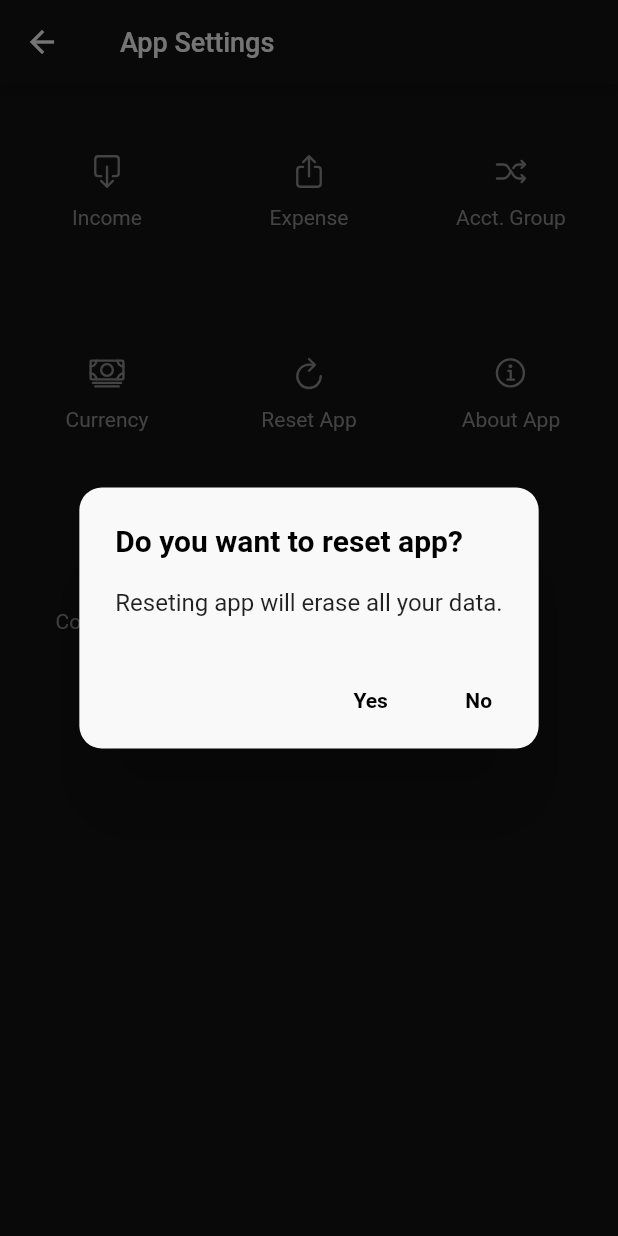
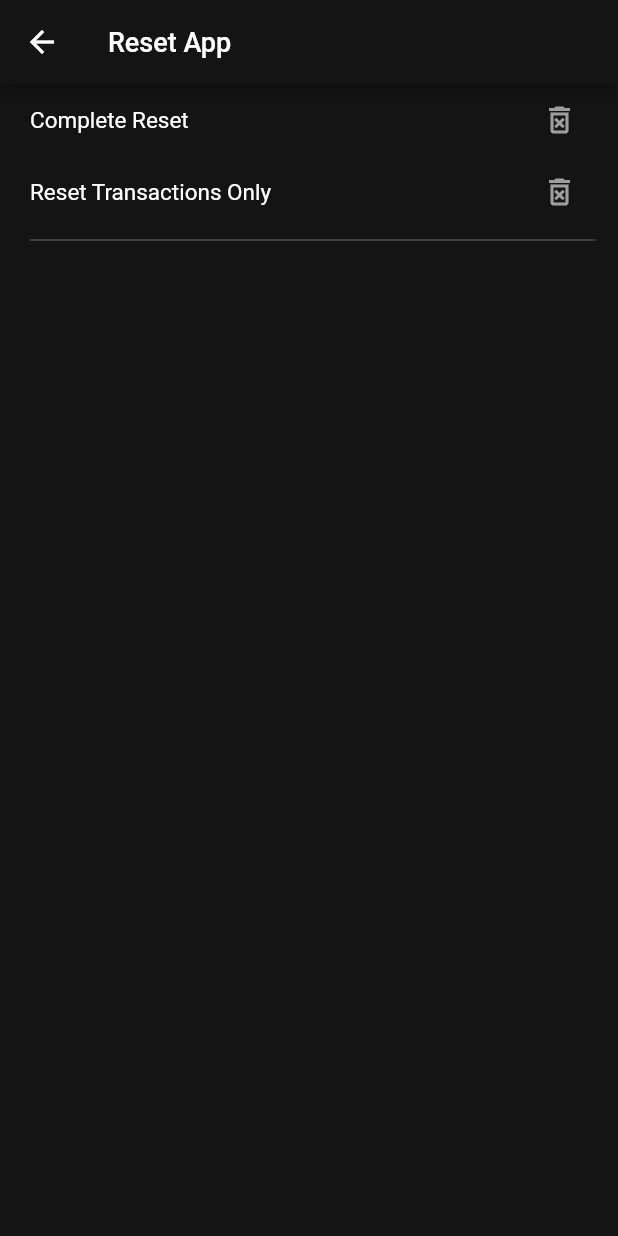
Before and after one commit to joyaljosephnote/Fin_Trackr, a Flutter app: the AppSettingsScreen screen opened directly, after a tap on "Reset App", on a phone screen of 412 x 824 dp. Run offline on Flutter 3.47's test engine with Material 2 defaults, Android fonts, the phone set to English and light mode, and no system bars; our stand-ins replace flutter_spinkit, google_fonts, hive_flutter, image_picker, ionicons, lottie and 5 more; missing offline and left inert: clipboard, currency_picker; accounts and stored records are empty; project files that could hold a hidden picture were left out.

Commit message:
added the a complete reset and transaction only delte option in reset app settingd page

```diff
--- a/lib/screens/app_settings_screen/app_settings_screen.dart
+++ b/lib/screens/app_settings_screen/app_settings_screen.dart
@@ -1,21 +1,15 @@
 import 'package:fin_trackr/constant/constant.dart';
-import 'package:fin_trackr/db/functions/category_functions.dart';
-import 'package:fin_trackr/db/functions/transaction_function.dart';
 import 'package:fin_trackr/details/about_app/about_app.dart';
-import 'package:fin_trackr/models/category/category_model_db.dart';
-import 'package:fin_trackr/models/transactions/transaction_model_db.dart';
 import 'package:fin_trackr/screens/app_settings_screen/account_group_settings/account_group.dart';
 import 'package:fin_trackr/screens/app_settings_screen/contact_us.dart';
 import 'package:fin_trackr/screens/app_settings_screen/currency_selector/currency_selector.dart';
 import 'package:fin_trackr/screens/app_settings_screen/expense_category_settings/expense_category_list_view.dart';
 import 'package:fin_trackr/screens/app_settings_screen/income_category_settings/income_category_list_view.dart';
-import 'package:fin_trackr/screens/welcome_screen/welcome_screen1.dart';
 import 'package:flutter/material.dart';
-import 'package:hive/hive.dart';
 import 'package:ionicons/ionicons.dart';
 import 'dart:math' as math;
 
-import 'package:shared_preferences/shared_preferences.dart';
+import 'reset_app_settings/reset_app_settings.dart';
 
 class AppSettingsScreen extends StatelessWidget {
   const AppSettingsScreen({super.key});
@@ -236,7 +230,12 @@ class AppSettingsScreen extends StatelessWidget {
                 InkWell(
                   splashFactory: NoSplash.splashFactory,
                   onTap: () {
-                    resetApp(context);
+                    Navigator.push(
+                      context,
+                      MaterialPageRoute(
+                        builder: (context) => const ResetAppSettings(),
+                      ),
+                    );
                   },
                   child: Container(
                     decoration: BoxDecoration(
@@ -343,67 +342,4 @@ class AppSettingsScreen extends StatelessWidget {
       ),
     );
   }
-
-  resetApp(value) {
-    showDialog(
-      context: value,
-      builder: (context) {
-        return AlertDialog(
-          shape: RoundedRectangleBorder(
-            borderRadius: BorderRadius.circular(15),
-          ),
-          backgroundColor: AppColor.ftWaveColor,
-          content: const Text('Reseting app will erase all your data.'),
-          title: const Text(
-            'Do you want to reset app?',
-            style: TextStyle(
-              color: AppColor.ftTextQuaternaryColor,
-              fontWeight: FontWeight.bold,
-            ),
-          ),
-          actions: [
-            TextButton(
-              onPressed: () async {
-                SharedPreferences preferences =
-                    await SharedPreferences.getInstance();
-                await preferences.clear();
-                SharedPreferences textcontrol =
-                    await SharedPreferences.getInstance();
-                await textcontrol.clear();
-                final categoryDb =
-                    await Hive.openBox<CategoryModel>(CATEGORY_DB_NAME);
-                final transactionDB =
-                    await Hive.openBox<TransactionModel>(TRANSACTION_DB_NAME);
-                categoryDb.clear();
-                transactionDB.clear();
-
-                // ignore: use_build_context_synchronously
-                Navigator.of(context).pushReplacement(MaterialPageRoute(
-                    builder: (context) => const WelcomeScreenOne()));
-              },
-              child: const Text(
-                'Yes',
-                style: TextStyle(
-                  color: AppColor.ftTextQuaternaryColor,
-                  fontWeight: FontWeight.bold,
-                ),
-              ),
-            ),
-            TextButton(
-              onPressed: () {
-                Navigator.of(context).pop();
-              },
-              child: const Text(
-                'No',
-                style: TextStyle(
-                  color: AppColor.ftTextQuaternaryColor,
-                  fontWeight: FontWeight.bold,
-                ),
-              ),
-            ),
-          ],
-        );
-      },
-    );
-  }
 }
--- /dev/null
+++ b/lib/screens/app_settings_screen/reset_app_settings/reset_app_settings.dart
@@ -0,0 +1,191 @@
+// ignore_for_file: use_build_context_synchronously, duplicate_ignore
+
+import 'package:fin_trackr/constant/constant.dart';
+import 'package:fin_trackr/db/functions/category_functions.dart';
+import 'package:fin_trackr/db/functions/transaction_function.dart';
+import 'package:fin_trackr/models/category/category_model_db.dart';
+import 'package:fin_trackr/models/transactions/transaction_model_db.dart';
+import 'package:fin_trackr/screens/welcome_screen/welcome_screen1.dart';
+import 'package:flutter/material.dart';
+import 'package:hive_flutter/hive_flutter.dart';
+import 'package:shared_preferences/shared_preferences.dart';
+
+class ResetAppSettings extends StatelessWidget {
+  const ResetAppSettings({super.key});
+
+  @override
+  Widget build(BuildContext context) {
+    return Scaffold(
+      backgroundColor: AppColor.ftScafoldColor,
+      appBar: AppBar(
+        backgroundColor: AppColor.ftScafoldColor,
+        title: const Text('Reset App', style: TextStyle(fontSize: 18)),
+      ),
+      body: Padding(
+        padding: const EdgeInsets.only(left: 20, right: 15),
+        child: Column(
+          children: [
+            Row(
+              children: [
+                Container(
+                  alignment: Alignment.centerLeft,
+                  height: 40,
+                  child: const Text(
+                    'Complete Reset',
+                    style: TextStyle(
+                        fontSize: 15, color: AppColor.ftTextSecondayColor),
+                  ),
+                ),
+                const Spacer(),
+                IconButton(
+                  onPressed: () {
+                    resetApp(context);
+                  },
+                  icon: const Icon(Icons.delete_forever_outlined,
+                      color: AppColor.ftTextTertiaryColor),
+                ),
+              ],
+            ),
+            Row(
+              children: [
+                Container(
+                  alignment: Alignment.centerLeft,
+                  height: 40,
+                  child: const Text(
+                    'Reset Transactions Only',
+                    style: TextStyle(
+                        fontSize: 15, color: AppColor.ftTextSecondayColor),
+                  ),
+                ),
+                const Spacer(),
+                IconButton(
+                  onPressed: () {
+                    resetTransactionsOnly(context);
+                  },
+                  icon: const Icon(Icons.delete_forever_outlined,
+                      color: AppColor.ftTextTertiaryColor),
+                ),
+              ],
+            ),
+            const Divider(
+                thickness: 1, color: AppColor.ftSecondaryDividerColor),
+          ],
+        ),
+      ),
+    );
+  }
+
+  resetApp(value) {
+    showDialog(
+      context: value,
+      builder: (context) {
+        return AlertDialog(
+          shape: RoundedRectangleBorder(
+            borderRadius: BorderRadius.circular(15),
+          ),
+          backgroundColor: AppColor.ftWaveColor,
+          content: const Text('Reseting app will erase all your data.'),
+          title: const Text(
+            'Do you want to reset app?',
+            style: TextStyle(
+              color: AppColor.ftTextQuaternaryColor,
+              fontWeight: FontWeight.bold,
+            ),
+          ),
+          actions: [
+            TextButton(
+              onPressed: () async {
+                SharedPreferences preferences =
+                    await SharedPreferences.getInstance();
+                await preferences.clear();
+                SharedPreferences textcontrol =
+                    await SharedPreferences.getInstance();
+                await textcontrol.clear();
+                final categoryDb =
+                    await Hive.openBox<CategoryModel>(CATEGORY_DB_NAME);
+                final transactionDB =
+                    await Hive.openBox<TransactionModel>(TRANSACTION_DB_NAME);
+                categoryDb.clear();
+                transactionDB.clear();
+                // ignore: use_build_context_synchronously
+                Navigator.of(context).pushReplacement(MaterialPageRoute(
+                    builder: (context) => const WelcomeScreenOne()));
+              },
+              child: const Text(
+                'Yes',
+                style: TextStyle(
+                  color: AppColor.ftTextQuaternaryColor,
+                  fontWeight: FontWeight.bold,
+                ),
+              ),
+            ),
+            TextButton(
+              onPressed: () {
+                Navigator.of(context).pop();
+              },
+              child: const Text(
+                'No',
+                style: TextStyle(
+                  color: AppColor.ftTextQuaternaryColor,
+                  fontWeight: FontWeight.bold,
+                ),
+              ),
+            ),
+          ],
+        );
+      },
+    );
+  }
+
+  resetTransactionsOnly(value) {
+    showDialog(
+      context: value,
+      builder: (context) {
+        return AlertDialog(
+          shape: RoundedRectangleBorder(
+            borderRadius: BorderRadius.circular(15),
+          ),
+          backgroundColor: AppColor.ftWaveColor,
+          content: const Text(
+              'Reseting transaction will erase all your transaction data.'),
+          title: const Text(
+            'Do you want to delete all transactions?',
+            style: TextStyle(
+              color: AppColor.ftTextQuaternaryColor,
+              fontWeight: FontWeight.bold,
+            ),
+          ),
+          actions: [
+            TextButton(
+              onPressed: () async {
+                final transactionDB =
+                    await Hive.openBox<TransactionModel>(TRANSACTION_DB_NAME);
+                transactionDB.clear();
+                Navigator.of(context).pop();
+              },
+              child: const Text(
+                'Yes',
+                style: TextStyle(
+                  color: AppColor.ftTextQuaternaryColor,
+                  fontWeight: FontWeight.bold,
+                ),
+              ),
+            ),
+            TextButton(
+              onPressed: () {
+                Navigator.of(context).pop();
+              },
+              child: const Text(
+                'No',
+                style: TextStyle(
+                  color: AppColor.ftTextQuaternaryColor,
+                  fontWeight: FontWeight.bold,
+                ),
+              ),
+            ),
+          ],
+        );
+      },
+    );
+  }
+}
--- a/lib/screens/statistics_screen/category_wise_statiscs.dart
+++ b/lib/screens/statistics_screen/category_wise_statiscs.dart
@@ -1,4 +1,4 @@
-// ignore_for_file: invalid_use_of_visible_for_testing_member, invalid_use_of_protected_member
+// ignore_for_file: invalid_use_of_visible_for_testing_member, invalid_use_of_protected_member, unused_local_variable
 
 import 'package:fin_trackr/constant/constant.dart';
 import 'package:fin_trackr/db/functions/currency_function.dart';
```
